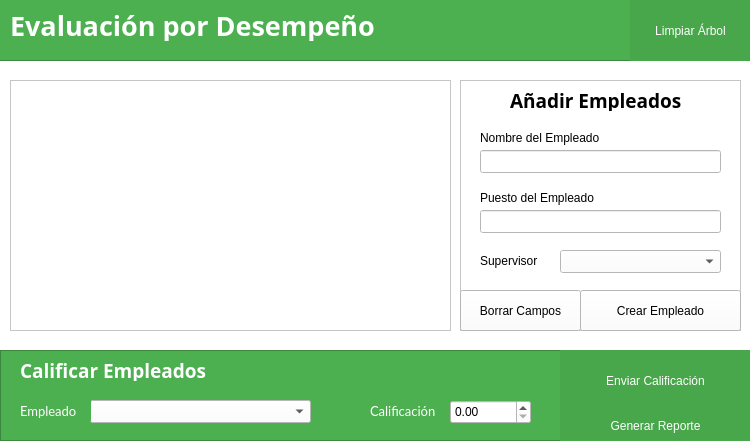
carlosvelaquez/Proyecto-EdD1, file desempenowindow.ui: the form before one commit.
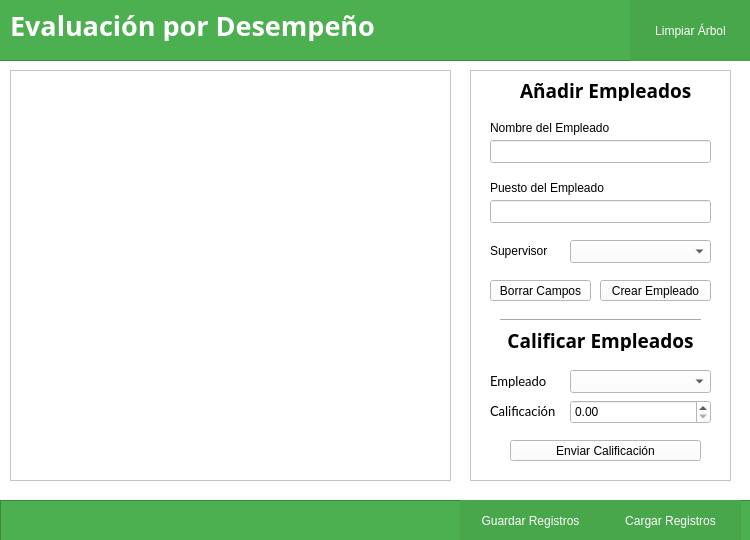
The form after the commit.

Commit message: Graphs cargar/guardar

The edit to the form file:
```diff
--- a/desempenowindow.ui
+++ b/desempenowindow.ui
@@ -7,7 +7,7 @@
     <x>0</x>
     <y>0</y>
     <width>750</width>
-    <height>441</height>
+    <height>540</height>
    </rect>
   </property>
   <property name="windowTitle">
@@ -23,9 +23,9 @@
    <property name="geometry">
     <rect>
      <x>0</x>
-     <y>350</y>
+     <y>500</y>
      <width>751</width>
-     <height>91</height>
+     <height>41</height>
     </rect>
    </property>
    <property name="styleSheet">
@@ -54,118 +54,30 @@
    <property name="frameShadow">
     <enum>QFrame::Plain</enum>
    </property>
-   <widget class="QComboBox" name="calComboBox">
+   <widget class="QPushButton" name="botonGuardar">
     <property name="geometry">
      <rect>
-      <x>90</x>
-      <y>50</y>
-      <width>221</width>
-      <height>23</height>
-     </rect>
-    </property>
-    <property name="styleSheet">
-     <string notr="true">background-color:white;
-color:black;</string>
-    </property>
-   </widget>
-   <widget class="QPushButton" name="botonEnviar">
-    <property name="geometry">
-     <rect>
-      <x>560</x>
+      <x>460</x>
       <y>0</y>
-      <width>191</width>
-      <height>61</height>
+      <width>141</width>
+      <height>41</height>
      </rect>
     </property>
     <property name="text">
-     <string>Enviar Calificación</string>
+     <string>Guardar Registros</string>
     </property>
    </widget>
-   <widget class="QDoubleSpinBox" name="calSpinner">
+   <widget class="QPushButton" name="botonCargar_2">
     <property name="geometry">
      <rect>
-      <x>450</x>
-      <y>50</y>
-      <width>81</width>
-      <height>24</height>
+      <x>600</x>
+      <y>0</y>
+      <width>141</width>
+      <height>41</height>
      </rect>
     </property>
-    <property name="maximum">
-     <double>100.000000000000000</double>
-    </property>
-   </widget>
-   <widget class="QPushButton" name="botonReporte">
-    <property name="geometry">
-     <rect>
-      <x>560</x>
-      <y>60</y>
-      <width>191</width>
-      <height>31</height>
-     </rect>
-    </property>
     <property name="text">
-     <string>Generar Reporte</string>
-    </property>
-   </widget>
-   <widget class="QLabel" name="label_7">
-    <property name="geometry">
-     <rect>
-      <x>20</x>
-      <y>10</y>
-      <width>211</width>
-      <height>21</height>
-     </rect>
-    </property>
-    <property name="font">
-     <font>
-      <family>Montserrat</family>
-      <pointsize>14</pointsize>
-      <weight>75</weight>
-      <bold>true</bold>
-     </font>
-    </property>
-    <property name="text">
-     <string>Calificar Empleados</string>
-    </property>
-   </widget>
-   <widget class="QLabel" name="label_5">
-    <property name="geometry">
-     <rect>
-      <x>20</x>
-      <y>50</y>
-      <width>71</width>
-      <height>21</height>
-     </rect>
-    </property>
-    <property name="font">
-     <font>
-      <family>Lato</family>
-      <pointsize>10</pointsize>
-      <weight>50</weight>
-      <bold>false</bold>
-     </font>
-    </property>
-    <property name="text">
-     <string>Empleado</string>
-    </property>
-   </widget>
-   <widget class="QLabel" name="label_8">
-    <property name="geometry">
-     <rect>
-      <x>370</x>
-      <y>50</y>
-      <width>71</width>
-      <height>21</height>
-     </rect>
-    </property>
-    <property name="font">
-     <font>
-      <family>Lato</family>
-      <pointsize>10</pointsize>
-     </font>
-    </property>
-    <property name="text">
-     <string>Calificación</string>
+     <string>Cargar Registros</string>
     </property>
    </widget>
   </widget>
@@ -173,9 +85,9 @@
    <property name="geometry">
     <rect>
      <x>10</x>
-     <y>80</y>
+     <y>70</y>
      <width>441</width>
-     <height>251</height>
+     <height>411</height>
     </rect>
    </property>
    <property name="editTriggers">
@@ -191,10 +103,10 @@
   <widget class="QFrame" name="frame_2">
    <property name="geometry">
     <rect>
-     <x>460</x>
-     <y>80</y>
-     <width>281</width>
-     <height>251</height>
+     <x>470</x>
+     <y>70</y>
+     <width>261</width>
+     <height>411</height>
     </rect>
    </property>
    <property name="styleSheet">
@@ -231,10 +143,10 @@
    <widget class="QPushButton" name="botonBorrar">
     <property name="geometry">
      <rect>
-      <x>0</x>
+      <x>20</x>
       <y>210</y>
-      <width>121</width>
-      <height>41</height>
+      <width>101</width>
+      <height>21</height>
      </rect>
     </property>
     <property name="text">
@@ -244,10 +156,10 @@
    <widget class="QPushButton" name="botonCrear">
     <property name="geometry">
      <rect>
-      <x>120</x>
+      <x>130</x>
       <y>210</y>
-      <width>161</width>
-      <height>41</height>
+      <width>111</width>
+      <height>21</height>
      </rect>
     </property>
     <property name="text">
@@ -259,7 +171,7 @@
      <rect>
       <x>20</x>
       <y>70</y>
-      <width>241</width>
+      <width>221</width>
       <height>23</height>
      </rect>
     </property>
@@ -269,7 +181,7 @@
      <rect>
       <x>20</x>
       <y>130</y>
-      <width>241</width>
+      <width>221</width>
       <height>23</height>
      </rect>
     </property>
@@ -279,7 +191,7 @@
      <rect>
       <x>100</x>
       <y>170</y>
-      <width>161</width>
+      <width>141</width>
       <height>23</height>
      </rect>
     </property>
@@ -323,6 +235,123 @@
      <string>Supervisor</string>
     </property>
    </widget>
+   <widget class="Line" name="line">
+    <property name="geometry">
+     <rect>
+      <x>30</x>
+      <y>240</y>
+      <width>201</width>
+      <height>20</height>
+     </rect>
+    </property>
+    <property name="orientation">
+     <enum>Qt::Horizontal</enum>
+    </property>
+   </widget>
+   <widget class="QLabel" name="label_7">
+    <property name="geometry">
+     <rect>
+      <x>10</x>
+      <y>260</y>
+      <width>241</width>
+      <height>21</height>
+     </rect>
+    </property>
+    <property name="font">
+     <font>
+      <family>Montserrat</family>
+      <pointsize>14</pointsize>
+      <weight>75</weight>
+      <bold>true</bold>
+     </font>
+    </property>
+    <property name="text">
+     <string>Calificar Empleados</string>
+    </property>
+    <property name="alignment">
+     <set>Qt::AlignCenter</set>
+    </property>
+   </widget>
+   <widget class="QLabel" name="label_5">
+    <property name="geometry">
+     <rect>
+      <x>20</x>
+      <y>300</y>
+      <width>61</width>
+      <height>21</height>
+     </rect>
+    </property>
+    <property name="font">
+     <font>
+      <family>Lato</family>
+      <pointsize>10</pointsize>
+      <weight>50</weight>
+      <bold>false</bold>
+     </font>
+    </property>
+    <property name="text">
+     <string>Empleado</string>
+    </property>
+   </widget>
+   <widget class="QComboBox" name="calComboBox">
+    <property name="geometry">
+     <rect>
+      <x>100</x>
+      <y>300</y>
+      <width>141</width>
+      <height>23</height>
+     </rect>
+    </property>
+    <property name="styleSheet">
+     <string notr="true">background-color:white;
+color:black;</string>
+    </property>
+   </widget>
+   <widget class="QLabel" name="label_8">
+    <property name="geometry">
+     <rect>
+      <x>20</x>
+      <y>330</y>
+      <width>71</width>
+      <height>21</height>
+     </rect>
+    </property>
+    <property name="font">
+     <font>
+      <family>Lato</family>
+      <pointsize>10</pointsize>
+     </font>
+    </property>
+    <property name="text">
+     <string>Calificación</string>
+    </property>
+   </widget>
+   <widget class="QDoubleSpinBox" name="calSpinner">
+    <property name="geometry">
+     <rect>
+      <x>100</x>
+      <y>330</y>
+      <width>141</width>
+      <height>24</height>
+     </rect>
+    </property>
+    <property name="maximum">
+     <double>100.000000000000000</double>
+    </property>
+   </widget>
+   <widget class="QPushButton" name="botonEnviar">
+    <property name="geometry">
+     <rect>
+      <x>40</x>
+      <y>370</y>
+      <width>191</width>
+      <height>21</height>
+     </rect>
+    </property>
+    <property name="text">
+     <string>Enviar Calificación</string>
+    </property>
+   </widget>
   </widget>
   <widget class="QFrame" name="frame_3">
    <property name="geometry">
```
The commit also changes 42 other files.
